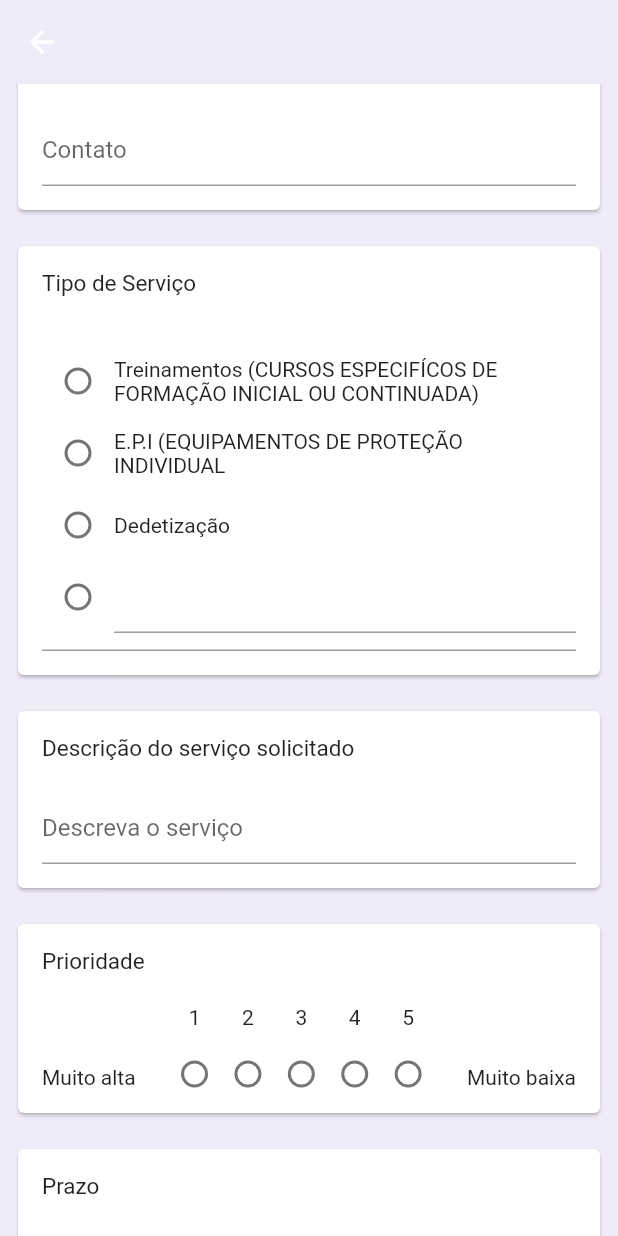
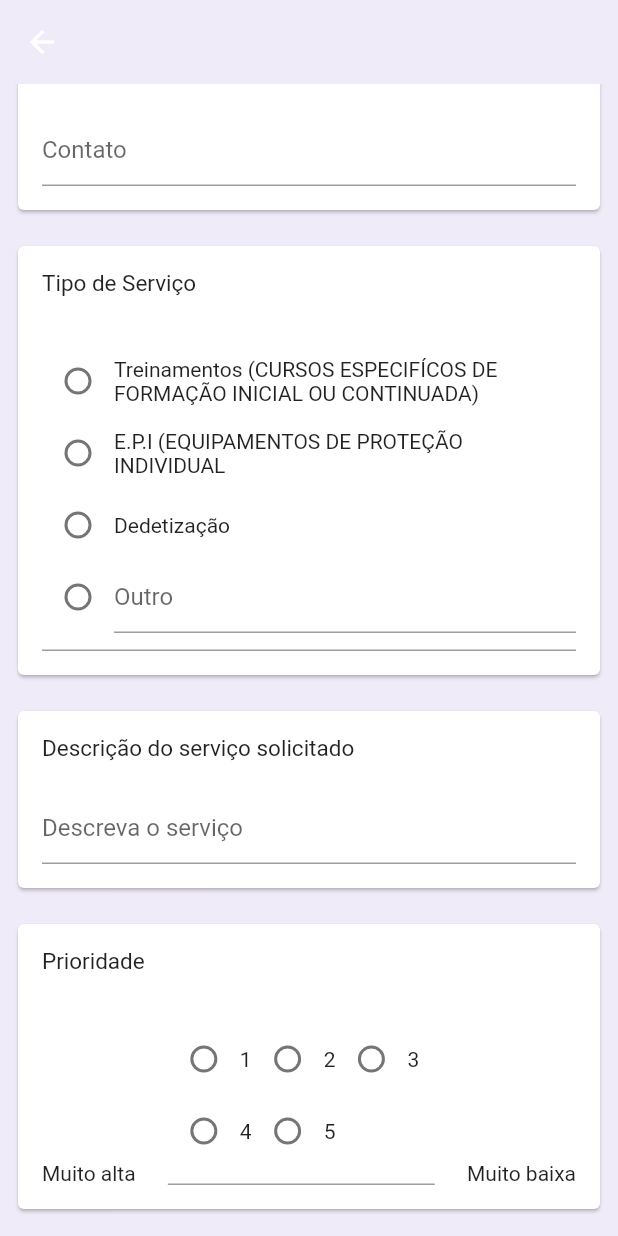
Before and after one commit to notria-12/sinc_forms, a Flutter app: the FormSSTPage screen opened by its route, scrolled down 576 dp, on a phone screen of 412 x 824 dp. Run offline on Flutter 3.47's test engine with Material 2 defaults, Android fonts, the phone set to English and light mode, and no system bars; drawn by our look-alikes of flutter_form_builder; our stand-ins replace flutter_modular.

Commit message:
finalized validation in forms

```diff
--- a/lib/modules/forms/form_sst_page.dart
+++ b/lib/modules/forms/form_sst_page.dart
@@ -34,30 +34,50 @@ class _FormSSTPageState extends State<FormSSTPage> {
               CardForm(
                   label: "Email",
                   widget: FormBuilderTextField(
+                    validator: FormBuilderValidators.compose([
+                      FormBuilderValidators.required(context,
+                          errorText: "Esse campo é obrigatório"),
+                    ]),
                     name: "Email",
                     decoration: InputDecoration(hintText: "email"),
                   )),
               CardForm(
                   label: "Solicitante",
                   widget: FormBuilderTextField(
+                    validator: FormBuilderValidators.compose([
+                      FormBuilderValidators.required(context,
+                          errorText: "Esse campo é obrigatório"),
+                    ]),
                     name: "Solicitante",
                     decoration: InputDecoration(hintText: "Informe seu nome"),
                   )),
               CardForm(
                   label: "Setor",
                   widget: FormBuilderTextField(
+                    validator: FormBuilderValidators.compose([
+                      FormBuilderValidators.required(context,
+                          errorText: "Esse campo é obrigatório"),
+                    ]),
                     name: "Setor",
                     decoration: InputDecoration(hintText: "Informe seu setor"),
                   )),
               CardForm(
                   label: "Telefone p/Contato",
                   widget: FormBuilderTextField(
+                    validator: FormBuilderValidators.compose([
+                      FormBuilderValidators.required(context,
+                          errorText: "Esse campo é obrigatório"),
+                    ]),
                     name: "Telefone",
                     decoration: InputDecoration(hintText: "Contato"),
                   )),
               CardForm(
                   label: "Tipo de Serviço",
                   widget: FormBuilderRadioGroup(
+                      validator: FormBuilderValidators.compose([
+                        FormBuilderValidators.required(context,
+                            errorText: "Esse campo é obrigatório"),
+                      ]),
                       orientation: OptionsOrientation.vertical,
                       name: "Tipo de Serviço ",
                       options: [
@@ -70,13 +90,20 @@ class _FormSSTPageState extends State<FormSSTPage> {
                                 value: opt,
                                 child: opt == "Outro"
                                     ? FormBuilderTextField(
-                                        name: "Outro T. Serviço")
+                                        name: "Outro T. Serviço",
+                                        decoration:
+                                            InputDecoration(hintText: "Outro"),
+                                      )
                                     : Text(opt),
                               ))
                           .toList())),
               CardForm(
                   label: "Descrição do serviço solicitado",
                   widget: FormBuilderTextField(
+                    validator: FormBuilderValidators.compose([
+                      FormBuilderValidators.required(context,
+                          errorText: "Esse campo é obrigatório"),
+                    ]),
                     name: "Descrição do serviço solicitado",
                     decoration: InputDecoration(hintText: "Descreva o serviço"),
                   )),
@@ -94,122 +121,19 @@ class _FormSSTPageState extends State<FormSSTPage> {
                       Flexible(
                         flex: 6,
                         child: Container(
-                          // color: Colors.amber[50],
-                          child: Row(
-                            mainAxisAlignment: MainAxisAlignment.spaceAround,
-                            // mainAxisSize: MainAxisSize.max,
-                            crossAxisAlignment: CrossAxisAlignment.end,
-                            children: [
-                              Column(
-                                mainAxisAlignment: MainAxisAlignment.end,
-                                children: [
-                                  Text("1"),
-                                  SizedBox(
-                                    height: 20,
-                                  ),
-                                  Container(
-                                    // color: Colors.blue,
-                                    child: SizedBox(
-                                      height: 20,
-                                      width: 20,
-                                      child: Radio(
-                                        value: 1,
-                                        groupValue: radioValue,
-                                        onChanged: (value) {
-                                          setState(() {
-                                            radioValue = value as int;
-                                          });
-                                        },
-                                      ),
-                                    ),
-                                  )
-                                ],
-                              ),
-                              Column(
-                                children: [
-                                  Text("2"),
-                                  SizedBox(
-                                    height: 20,
-                                  ),
-                                  SizedBox(
-                                    height: 20,
-                                    width: 20,
-                                    child: Radio(
-                                      value: 2,
-                                      groupValue: radioValue,
-                                      onChanged: (value) {
-                                        setState(() {
-                                          radioValue = value as int;
-                                        });
-                                      },
-                                    ),
-                                  )
-                                ],
-                              ),
-                              Column(
-                                children: [
-                                  Text("3"),
-                                  SizedBox(
-                                    height: 20,
-                                  ),
-                                  SizedBox(
-                                    height: 20,
-                                    width: 20,
-                                    child: Radio(
-                                      value: 3,
-                                      groupValue: radioValue,
-                                      onChanged: (value) {
-                                        setState(() {
-                                          radioValue = value as int;
-                                        });
-                                      },
-                                    ),
-                                  )
-                                ],
-                              ),
-                              Column(
-                                children: [
-                                  Text("4"),
-                                  SizedBox(
-                                    height: 20,
-                                  ),
-                                  SizedBox(
-                                    height: 20,
-                                    width: 20,
-                                    child: Radio(
-                                      value: 4,
-                                      groupValue: radioValue,
-                                      onChanged: (value) {
-                                        setState(() {
-                                          radioValue = value as int;
-                                        });
-                                      },
-                                    ),
-                                  )
-                                ],
-                              ),
-                              Column(
-                                children: [
-                                  Text("5"),
-                                  SizedBox(
-                                    height: 20,
-                                  ),
-                                  SizedBox(
-                                    height: 20,
-                                    width: 20,
-                                    child: Radio(
-                                      value: 5,
-                                      groupValue: radioValue,
-                                      onChanged: (value) {
-                                        setState(() {
-                                          radioValue = value as int;
-                                        });
-                                      },
-                                    ),
-                                  )
-                                ],
-                              )
-                            ],
+                          child: FormBuilderRadioGroup(
+                            validator: FormBuilderValidators.compose([
+                              FormBuilderValidators.required(context,
+                                  errorText: "Esse campo é obrigatório"),
+                            ]),
+                            orientation: OptionsOrientation.wrap,
+                            wrapVerticalDirection: VerticalDirection.down,
+                            name: "Prioridade",
+                            options: [1, 2, 3, 4, 5]
+                                .map((opt) => FormBuilderFieldOption(
+                                      value: opt,
+                                    ))
+                                .toList(),
                           ),
                         ),
                       ),
@@ -222,22 +146,26 @@ class _FormSSTPageState extends State<FormSSTPage> {
               CardForm(
                   label: "Prazo",
                   widget: ListTile(
-                    title: TextFormField(
-                      // initialValue: ,
-
-                      readOnly: true,
-                      decoration: InputDecoration(
-                          // labelText: "Data",
-                          hintText:
-                              DateFormat("dd/MM/yyyy").format(selectedDate)),
+                    title: FormBuilderDateTimePicker(
+                      validator: FormBuilderValidators.compose([
+                        FormBuilderValidators.required(context,
+                            errorText: "Esse campo é obrigatório"),
+                      ]),
+                      name: 'Data Manutenção',
+                      format: DateFormat('dd/MM/yyyy'),
+                      inputType: InputType.date,
+                      initialValue: DateTime.now(),
                     ),
-                    trailing: IconButton(
-                        icon: Icon(Icons.calendar_today_rounded),
-                        onPressed: () => buildMaterialDatePicker(context)),
+                    trailing: Icon(Icons.calendar_today_rounded),
                   )),
               CardForm(
                   label: "Mais detalhes importantes",
-                  widget: TextFormField(
+                  widget: FormBuilderTextField(
+                    validator: FormBuilderValidators.compose([
+                      FormBuilderValidators.required(context,
+                          errorText: "Esse campo é obrigatório"),
+                    ]),
+                    name: "Detalhes",
                     decoration: InputDecoration(hintText: "Detalhes"),
                   )),
               Container(
@@ -246,7 +174,9 @@ class _FormSSTPageState extends State<FormSSTPage> {
                   width: MediaQuery.of(context).size.width * 0.4,
                   child: ElevatedButton(
                     onPressed: () {
-                      // Modular.to.pushNamed('/home');
+                      if (_fbKey.currentState!.saveAndValidate()) {
+                        print(_fbKey.currentState!.value);
+                      }
                     },
                     child: Text('ENVIAR'),
                     style: ElevatedButton.styleFrom(
```
